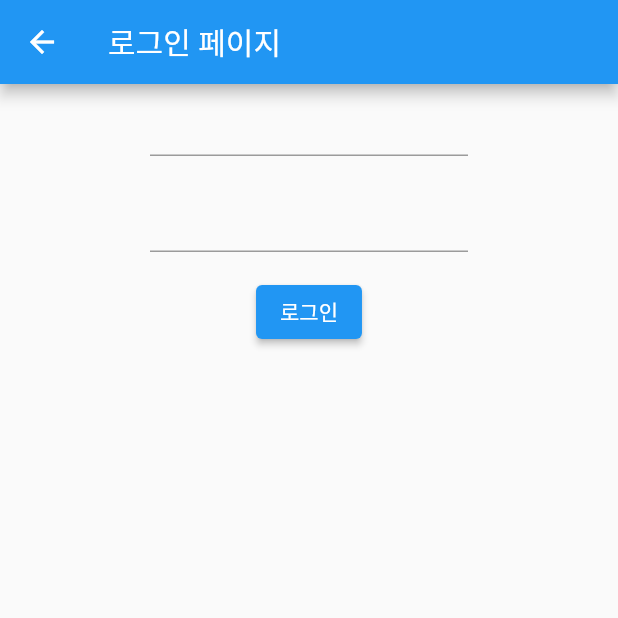
After one commit to pyowonsik/flutter_practice, a Flutter app: the SecureStorageScreen screen opened directly, after a tap on "로그아웃", after a tap on "로그인", on a phone screen of 412 x 824 dp, the top half of it. The commit adds this screen. Run offline on Flutter 3.47's test engine with Material 2 defaults, Android fonts, the phone set to English and light mode, and no system bars; our stand-ins replace dio, flutter_secure_storage, freezed_annotation, go_router, rxdart; accounts and stored records are empty; network calls fail.

Commit message:
feat : secure stoage

```diff
--- a/lib/app.dart
+++ b/lib/app.dart
@@ -65,7 +65,8 @@ class App extends StatelessWidget {
               padding: const EdgeInsets.all(16),
               child: const Text('RxDartScreen'),
             ),
-          )
+          ),
+          // const SizedBox(height: 10),
         ],
       ),
     );
--- /dev/null
+++ b/lib/src/secure_storage/secure_storage_screen.dart
@@ -0,0 +1,130 @@
+import 'dart:convert';
+
+import 'package:flutter/material.dart';
+
+import 'package:dio/dio.dart';
+import 'package:flutter_secure_storage/flutter_secure_storage.dart';
+
+final storage = FlutterSecureStorage();
+final dio = Dio();
+
+class SecureStorageScreen extends StatefulWidget {
+  @override
+  _SecureStorageScreenState createState() => _SecureStorageScreenState();
+}
+
+class _SecureStorageScreenState extends State<SecureStorageScreen> {
+  final storage = FlutterSecureStorage();
+  String? authToken;
+
+  @override
+  void initState() {
+    super.initState();
+    _loadAuthToken();
+  }
+
+  Future<void> _loadAuthToken() async {
+    final accessToken = await storage.read(key: 'ACCESS_TOKEN');
+    final refreshToken = await storage.read(key: 'REFRESH_TOKEN');
+    if (accessToken == null && refreshToken == null) {
+      // 토큰이 없으면 로그인 페이지로 이동
+      Navigator.pushReplacement(
+          context, MaterialPageRoute(builder: (context) => LoginPage()));
+    }
+  }
+
+  @override
+  Widget build(BuildContext context) {
+    return Scaffold(
+      body: Center(
+        child: Column(
+          mainAxisAlignment: MainAxisAlignment.center,
+          children: [
+            Text('Login 완료 , Token 유효'),
+            ElevatedButton(
+              onPressed: () async {
+                // 토큰을 삭제하고 로그인 페이지로 이동
+                await storage.delete(key: 'ACCESS_TOKEN');
+                await storage.delete(key: 'REFRESH_TOKEN');
+
+                Navigator.pushReplacement(context,
+                    MaterialPageRoute(builder: (context) => LoginPage()));
+              },
+              child: Text('로그아웃'),
+            ),
+          ],
+        ),
+      ),
+    );
+  }
+}
+
+class LoginPage extends StatelessWidget {
+  var email = '';
+  var password = '';
+  @override
+  Widget build(BuildContext context) {
+    return Scaffold(
+      appBar: AppBar(
+        title: Text('로그인 페이지'),
+      ),
+      body: Center(
+        child: Padding(
+          padding: EdgeInsets.symmetric(horizontal: 100),
+          child: Column(
+            children: [
+              TextFormField(
+                onChanged: (value) {
+                  email = value;
+                },
+              ),
+              const SizedBox(
+                height: 16.0,
+              ),
+              TextFormField(
+                onChanged: (value) {
+                  password = value;
+                },
+              ),
+              const SizedBox(
+                height: 16.0,
+              ),
+              ElevatedButton(
+                onPressed: () async {
+                  // email : password
+                  final rawString = '$email:$password';
+
+                  // 토큰 발급을 위하여 string을  base64로 인코딩 코드
+                  Codec<String, String> stringToBase64 = utf8.fuse(base64);
+                  String token = stringToBase64.encode(rawString);
+
+                  final resp = await dio.post(
+                    'http://testUrl/login',
+                    options:
+                        Options(headers: {'authorization': 'Basic $token'}),
+                  );
+
+                  // 로그인 성공시
+                  var accessToken =
+                      "your_access_token"; // resp.data.accessToken : api서버를 통해 발급받은 accessToken
+                  var refreshToken =
+                      "your_refresh_token"; // resp.data.refreshToken : api서버를 통해 발급받은 refreshToken
+
+                  await storage.write(key: 'ACCESS_TOKEN', value: accessToken);
+                  await storage.write(
+                      key: 'REFRESH_TOKEN', value: refreshToken);
+
+                  Navigator.pushReplacement(
+                      context,
+                      MaterialPageRoute(
+                          builder: (context) => SecureStorageScreen()));
+                },
+                child: Text('로그인'),
+              ),
+            ],
+          ),
+        ),
+      ),
+    );
+  }
+}
--- a/pubspec.yaml
+++ b/pubspec.yaml
@@ -44,6 +44,7 @@ dependencies:
   http: ^1.1.0
   provider: ^6.0.5
   rxdart: ^0.27.7
+  flutter_secure_storage: ^9.0.0
 
 dev_dependencies:
   flutter_test:
```
Also changed, not shown: lib/main.dart (+9 -1 lines), lib/src/rxdart/rxdart.dart (+5 -5 lines), pubspec.lock, 4 other files.
